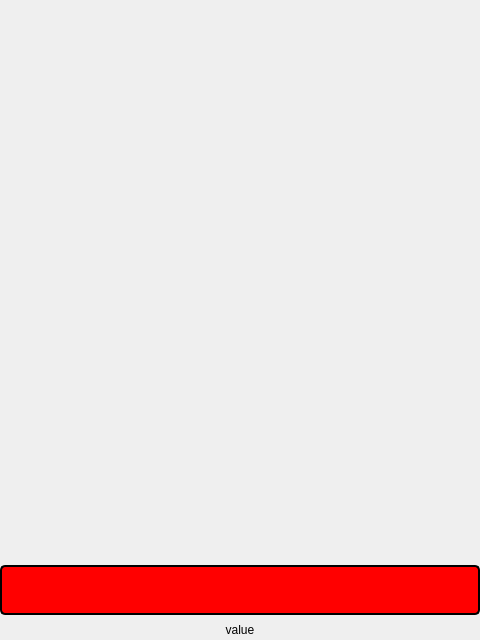
This is view/widgets/SortValue.ui in SortC/SortC as Qt 5 draws it before an edit. The edited form follows.
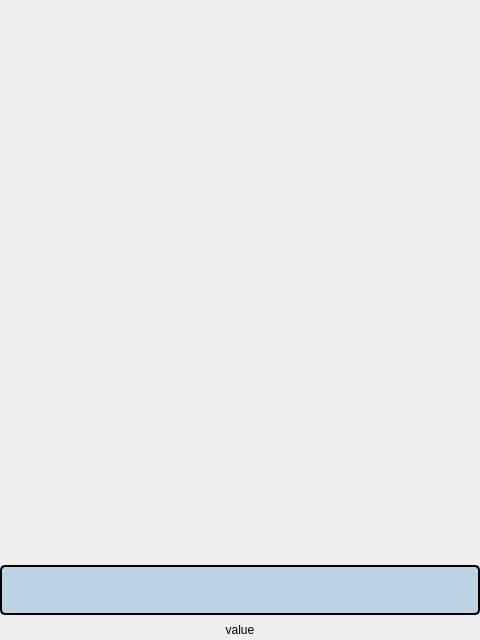
This is the edited form.

Diff of the .ui file:
```diff
--- a/view/widgets/SortValue.ui
+++ b/view/widgets/SortValue.ui
@@ -87,7 +87,7 @@
          <bool>false</bool>
         </property>
         <property name="styleSheet">
-         <string notr="true">background-color: red;
+         <string notr="true">background-color: rgb(190, 210, 230);
 border-style: outset;
 border-width: 2px;
 border-color: black;
```
